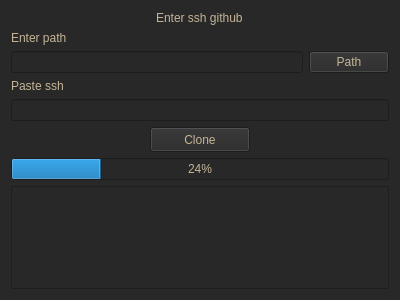
Above: gitaddwidget.ui from rocksteady591/TurboIDE before the change. Below: the same form after it.
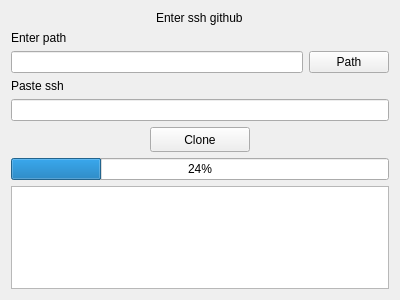
That is the form after the change.

What changed in the file:
```diff
--- a/gitaddwidget.ui
+++ b/gitaddwidget.ui
@@ -25,11 +25,6 @@
   <property name="windowTitle">
    <string>Form</string>
   </property>
-  <property name="styleSheet">
-   <string notr="true">background-color: rgb(40, 40, 40);
-font: 300 11pt &quot;Cantarell&quot;;
-color: rgb(197, 181, 151);</string>
-  </property>
   <layout class="QVBoxLayout" name="verticalLayout">
    <item alignment="Qt::AlignmentFlag::AlignHCenter">
     <widget class="QLabel" name="label">
@@ -54,12 +49,7 @@
    <item>
     <layout class="QHBoxLayout" name="horizontalLayout">
      <item>
-      <widget class="QLineEdit" name="le_path">
-       <property name="styleSheet">
-        <string notr="true">font: italic 9pt &quot;Cantarell&quot;;
-color: rgb(197, 181, 151);</string>
-       </property>
-      </widget>
+      <widget class="QLineEdit" name="le_path"/>
      </item>
      <item>
       <widget class="QPushButton" name="pb_path">
@@ -78,15 +68,7 @@
     </widget>
    </item>
    <item>
-    <widget class="QLineEdit" name="le_github_ssh">
-     <property name="styleSheet">
-      <string notr="true">color: rgb(197, 181, 151);
-font: italic 9pt &quot;Cantarell&quot;;</string>
-     </property>
-     <property name="inputMask">
-      <string/>
-     </property>
-    </widget>
+    <widget class="QLineEdit" name="le_github_ssh"/>
    </item>
    <item alignment="Qt::AlignmentFlag::AlignHCenter">
     <widget class="QPushButton" name="pb_clone">
```
